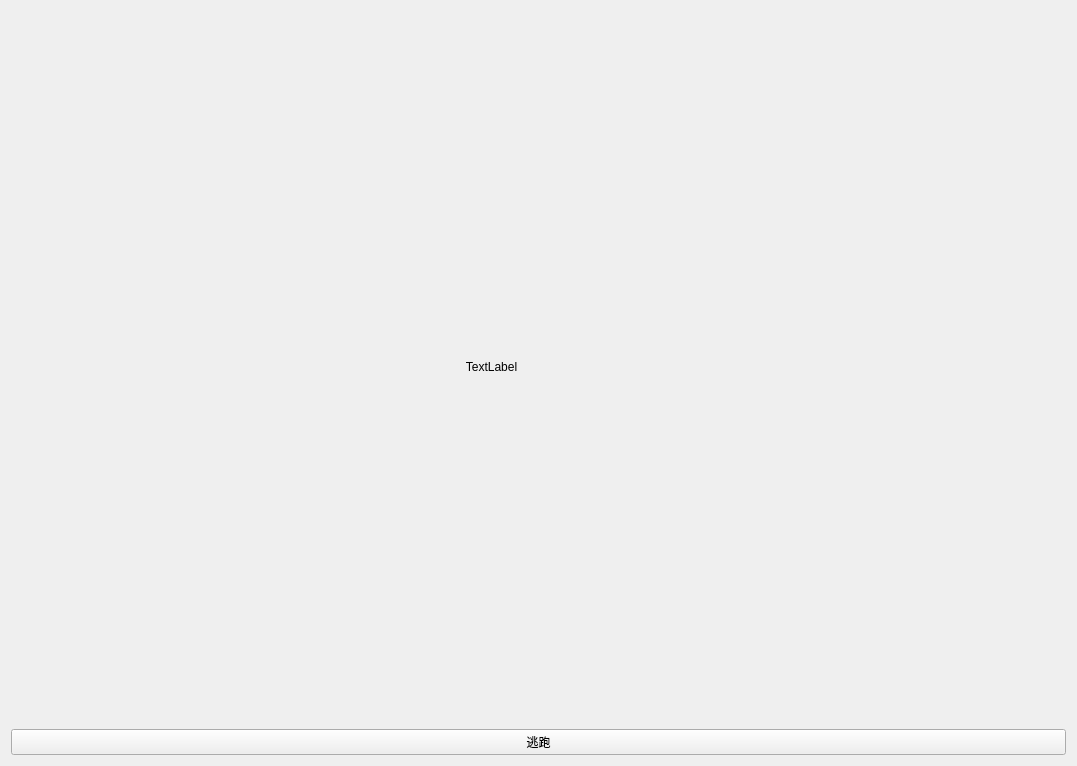
Old version of the form testWidget/PVE.ui in the repository hg-hg/2019-DungeonNStones.
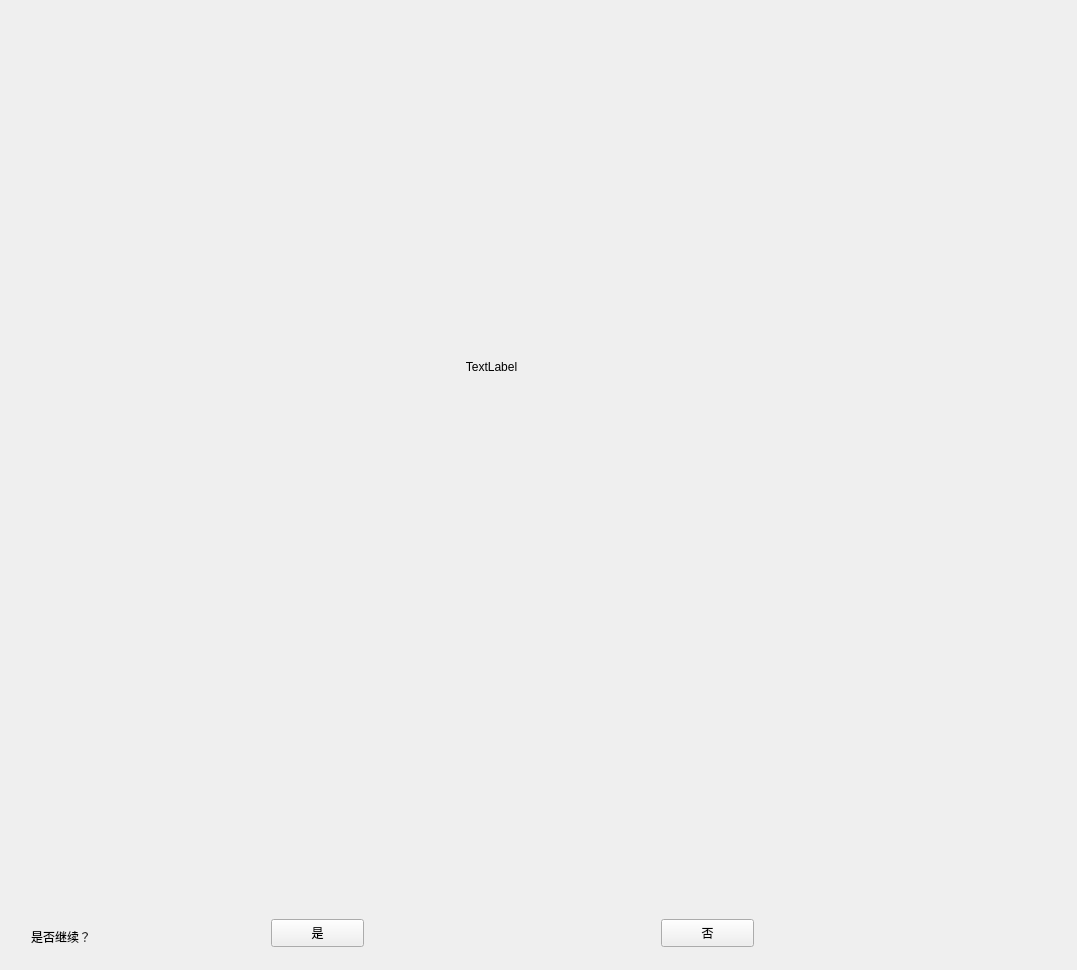
New version of the form. The open tabs and pages were chosen to show the change. Custom widgets are drawn as their Qt base class.

Commit message: PVE 界面 修改

```diff
--- a/testWidget/PVE.ui
+++ b/testWidget/PVE.ui
@@ -7,7 +7,7 @@
     <x>0</x>
     <y>0</y>
     <width>1077</width>
-    <height>766</height>
+    <height>970</height>
    </rect>
   </property>
   <property name="windowTitle">
@@ -50,10 +50,69 @@
     </widget>
    </item>
    <item row="1" column="0">
-    <widget class="QPushButton" name="pushButton">
-     <property name="text">
-      <string>逃跑</string>
+    <widget class="QStackedWidget" name="toast">
+     <property name="maximumSize">
+      <size>
+       <width>16777215</width>
+       <height>50</height>
+      </size>
      </property>
+     <widget class="QWidget" name="escapePage">
+      <widget class="QPushButton" name="escape">
+       <property name="geometry">
+        <rect>
+         <x>10</x>
+         <y>20</y>
+         <width>1055</width>
+         <height>28</height>
+        </rect>
+       </property>
+       <property name="text">
+        <string>逃跑</string>
+       </property>
+      </widget>
+     </widget>
+     <widget class="QWidget" name="continuePage">
+      <widget class="QLabel" name="askIfContinue">
+       <property name="geometry">
+        <rect>
+         <x>20</x>
+         <y>20</y>
+         <width>72</width>
+         <height>15</height>
+        </rect>
+       </property>
+       <property name="text">
+        <string>是否继续？</string>
+       </property>
+      </widget>
+      <widget class="QPushButton" name="continueGame">
+       <property name="geometry">
+        <rect>
+         <x>260</x>
+         <y>10</y>
+         <width>93</width>
+         <height>28</height>
+        </rect>
+       </property>
+       <property name="text">
+        <string>是</string>
+       </property>
+      </widget>
+      <widget class="QPushButton" name="quitGame">
+       <property name="geometry">
+        <rect>
+         <x>650</x>
+         <y>10</y>
+         <width>93</width>
+         <height>28</height>
+        </rect>
+       </property>
+       <property name="text">
+        <string>否</string>
+       </property>
+      </widget>
+     </widget>
     </widget>
    </item>
   </layout>
```
Left out of the diff: 44 changed lines with no effect on the pictures. The commit also changes 2 other files.
